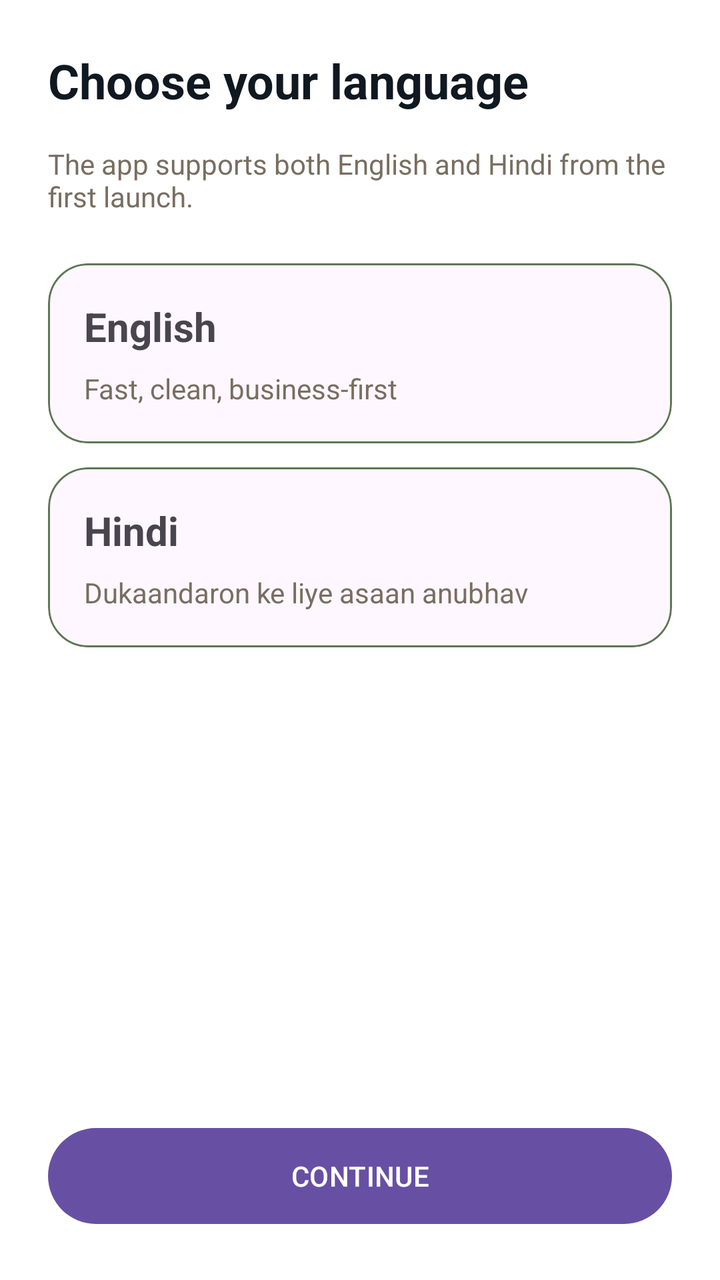
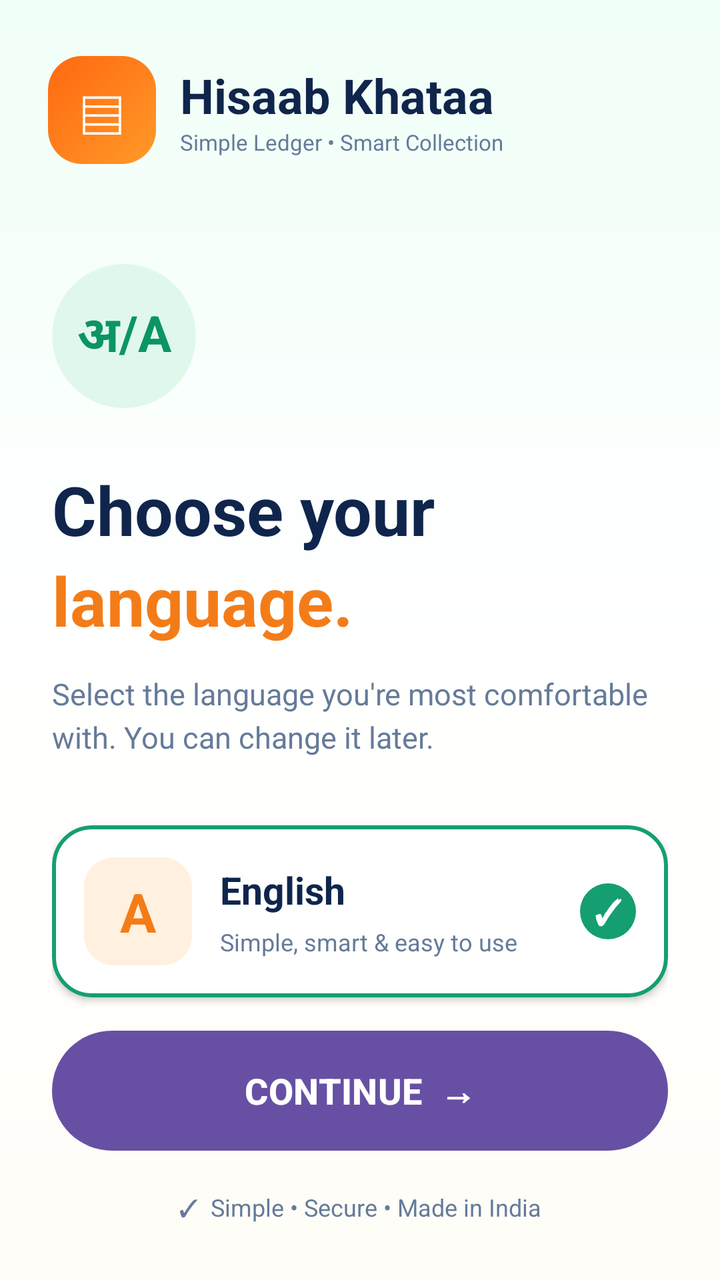

Screens rendered from an Android XML layout before and after an edit, with the pre-edit source and the edit as a unified diff.
<!-- AndroidManifest.xml: application theme Theme.HisaabKhataa -->
<!-- res/layout/fragment_language.xml -->
<?xml version="1.0" encoding="utf-8"?>
<androidx.constraintlayout.widget.ConstraintLayout xmlns:android="http://schemas.android.com/apk/res/android"
    xmlns:app="http://schemas.android.com/apk/res-auto"
    android:layout_width="match_parent"
    android:layout_height="match_parent"
    android:padding="24dp">

    <LinearLayout
        android:layout_width="match_parent"
        android:layout_height="0dp"
        android:orientation="vertical"
        app:layout_constraintBottom_toTopOf="@id/btn_continue"
        app:layout_constraintTop_toTopOf="parent">

        <TextView
            android:id="@+id/title"
            android:layout_width="wrap_content"
            android:layout_height="wrap_content"
            android:text="Choose your language"
            android:textColor="@color/ink"
            android:textSize="24sp"
            android:textStyle="bold" />

        <TextView
            android:id="@+id/subtitle"
            android:layout_width="wrap_content"
            android:layout_height="wrap_content"
            android:layout_marginTop="16dp"
            android:text="The app supports both English and Hindi from the first launch."
            android:textColor="@color/muted" />

        <com.google.android.material.card.MaterialCardView
            android:id="@+id/card_english"
            android:layout_width="match_parent"
            android:layout_height="wrap_content"
            android:layout_marginTop="24dp"
            app:cardCornerRadius="20dp"
            app:strokeWidth="1dp"
            app:strokeColor="@color/moss">

            <LinearLayout
                android:layout_width="match_parent"
                android:layout_height="wrap_content"
                android:orientation="vertical"
                android:padding="18dp">

                <TextView
                    android:layout_width="wrap_content"
                    android:layout_height="wrap_content"
                    android:text="English"
                    android:textSize="20sp"
                    android:textStyle="bold" />

                <TextView
                    android:layout_width="wrap_content"
                    android:layout_height="wrap_content"
                    android:layout_marginTop="8dp"
                    android:text="Fast, clean, business-first"
                    android:textColor="@color/muted" />
            </LinearLayout>
        </com.google.android.material.card.MaterialCardView>

        <com.google.android.material.card.MaterialCardView
            android:id="@+id/card_hindi"
            android:layout_width="match_parent"
            android:layout_height="wrap_content"
            android:layout_marginTop="12dp"
            app:cardCornerRadius="20dp"
            app:strokeWidth="1dp"
            app:strokeColor="@color/moss">

            <LinearLayout
                android:layout_width="match_parent"
                android:layout_height="wrap_content"
                android:orientation="vertical"
                android:padding="18dp">

                <TextView
                    android:layout_width="wrap_content"
                    android:layout_height="wrap_content"
                    android:text="Hindi"
                    android:textSize="20sp"
                    android:textStyle="bold" />

                <TextView
                    android:layout_width="wrap_content"
                    android:layout_height="wrap_content"
                    android:layout_marginTop="8dp"
                    android:text="Dukaandaron ke liye asaan anubhav"
                    android:textColor="@color/muted" />
            </LinearLayout>
        </com.google.android.material.card.MaterialCardView>

    </LinearLayout>

    <Button
        android:id="@+id/btn_continue"
        android:layout_width="match_parent"
        android:layout_height="56dp"
        android:text="CONTINUE"
        app:layout_constraintBottom_toBottomOf="parent" />

</androidx.constraintlayout.widget.ConstraintLayout>
<!-- resources referenced by this layout -->
<resources>
  <color name="ink">#101820</color>
  <color name="moss">#5D7754</color>
  <color name="muted">#786E61</color>
  <style name="Theme.HisaabKhataa" parent="Theme.Material3.DayNight.NoActionBar">
          <item name="android:statusBarColor">@android:color/transparent</item>
          <item name="android:navigationBarColor">@android:color/transparent</item>
          <item name="android:windowLightStatusBar">true</item>
          <item name="android:windowLightNavigationBar">true</item>
          <item name="android:windowBackground">@android:color/white</item>
      </style>
</resources>

<!-- the commit's change to res/layout/fragment_language.xml (unified diff, before → after) -->
@@ -1,103 +1,296 @@
 <?xml version="1.0" encoding="utf-8"?>
-<androidx.constraintlayout.widget.ConstraintLayout xmlns:android="http://schemas.android.com/apk/res/android"
+<androidx.constraintlayout.widget.ConstraintLayout
+    xmlns:android="http://schemas.android.com/apk/res/android"
     xmlns:app="http://schemas.android.com/apk/res-auto"
     android:layout_width="match_parent"
     android:layout_height="match_parent"
-    android:padding="24dp">
-
+    android:background="@drawable/bg_splash_light"
+    android:fitsSystemWindows="true">
+
+    
     <LinearLayout
-        android:layout_width="match_parent"
-        android:layout_height="0dp"
-        android:orientation="vertical"
-        app:layout_constraintBottom_toTopOf="@id/btn_continue"
-        app:layout_constraintTop_toTopOf="parent">
+        android:id="@+id/header"
+        android:layout_width="0dp"
+        android:layout_height="wrap_content"
+        android:layout_marginTop="28dp"
+        android:paddingHorizontal="24dp"
+        android:orientation="horizontal"
+        android:gravity="center_vertical"
+        app:layout_constraintTop_toTopOf="parent"
+        app:layout_constraintStart_toStartOf="parent"
+        app:layout_constraintEnd_toEndOf="parent">
 
         <TextView
-            android:id="@+id/title"
+            android:layout_width="54dp"
+            android:layout_height="54dp"
+            android:background="@drawable/bg_logo_orange"
+            android:gravity="center"
+            android:text="▤"
+            android:textColor="#FFFFFF"
+            android:textSize="32sp" />
+
+        <LinearLayout
             android:layout_width="wrap_content"
             android:layout_height="wrap_content"
-            android:text="Choose your language"
-            android:textColor="@color/ink"
-            android:textSize="24sp"
-            android:textStyle="bold" />
+            android:layout_marginStart="12dp"
+            android:orientation="vertical">
+
+            <TextView
+                android:layout_width="wrap_content"
+                android:layout_height="wrap_content"
+                android:text="Hisaab Khataa"
+                android:textColor="#10254C"
+                android:textSize="24sp"
+                android:textStyle="bold" />
+
+            <TextView
+                android:layout_width="wrap_content"
+                android:layout_height="wrap_content"
+                android:text="Simple Ledger • Smart Collection"
+                android:textColor="#657B99"
+                android:textSize="11sp" />
+
+        </LinearLayout>
+    </LinearLayout>
+
+    
+    <ScrollView
+        android:id="@+id/content_scroll"
+        android:layout_width="0dp"
+        android:layout_height="0dp"
+        android:fillViewport="true"
+        android:scrollbars="none"
+        app:layout_constraintTop_toBottomOf="@id/header"
+        app:layout_constraintBottom_toTopOf="@id/bottom_section"
+        app:layout_constraintStart_toStartOf="parent"
+        app:layout_constraintEnd_toEndOf="parent">
+
+        <LinearLayout
+            android:layout_width="match_parent"
+            android:layout_height="wrap_content"
+            android:paddingHorizontal="26dp"
+            android:paddingTop="50dp"
+            android:paddingBottom="28dp"
+            android:orientation="vertical">
+
+            
+            <TextView
+                android:layout_width="72dp"
+                android:layout_height="72dp"
+                android:background="@drawable/bg_mint_circle"
+                android:gravity="center"
+                android:text="अ/A"
+                android:textColor="#0B9466"
+                android:textSize="25sp"
+                android:textStyle="bold" />
+
+            
+            <TextView
+                android:id="@+id/title"
+                android:layout_width="match_parent"
+                android:layout_height="wrap_content"
+                android:layout_marginTop="28dp"
+                android:text="Choose your"
+                android:textColor="#10254C"
+                android:textSize="34sp"
+                android:textStyle="bold" />
+
+            
+            <TextView
+                android:layout_width="match_parent"
+                android:layout_height="wrap_content"
+                android:text="language."
+                android:textColor="#F47C18"
+                android:textSize="34sp"
+                android:textStyle="bold" />
+
+            <TextView
+                android:id="@+id/subtitle"
+                android:layout_width="match_parent"
+                android:layout_height="wrap_content"
+                android:layout_marginTop="14dp"
+                android:text="Select the language you're most comfortable with. You can change it later."
+                android:textColor="#657B99"
+                android:textSize="15sp"
+                android:lineSpacingExtra="4dp" />
+
+            
+            <com.google.android.material.card.MaterialCardView
+                android:id="@+id/card_english"
+                android:layout_width="match_parent"
+                android:layout_height="wrap_content"
+                android:layout_marginTop="34dp"
+                android:clickable="true"
+                android:focusable="true"
+                app:cardBackgroundColor="#FFFFFF"
+                app:cardCornerRadius="20dp"
+                app:cardElevation="2dp"
+                app:strokeColor="#159E72"
+                app:strokeWidth="2dp">
+
+                <LinearLayout
+                    android:layout_width="match_parent"
+                    android:layout_height="wrap_content"
+                    android:padding="16dp"
+                    android:orientation="horizontal"
+                    android:gravity="center_vertical">
+
+                    <TextView
+                        android:layout_width="54dp"
+                        android:layout_height="54dp"
+                        android:background="@drawable/bg_language_orange"
+                        android:gravity="center"
+                        android:text="A"
+                        android:textColor="#F47C18"
+                        android:textSize="27sp"
+                        android:textStyle="bold" />
+
+                    <LinearLayout
+                        android:layout_width="0dp"
+                        android:layout_height="wrap_content"
+                        android:layout_weight="1"
+                        android:layout_marginStart="14dp"
+                        android:orientation="vertical">
+
+                        <TextView
+                            android:layout_width="wrap_content"
+                            android:layout_height="wrap_content"
+                            android:text="English"
+                            android:textColor="#10254C"
+                            android:textSize="19sp"
+                            android:textStyle="bold" />
+
+                        <TextView
+                            android:layout_width="wrap_content"
+                            android:layout_height="wrap_content"
+                            android:layout_marginTop="5dp"
+                            android:text="Simple, smart &amp; easy to use"
+                            android:textColor="#657B99"
+                            android:textSize="12sp" />
+
+                    </LinearLayout>
+
+                    <TextView
+                        android:id="@+id/check_english"
+                        android:layout_width="28dp"
+                        android:layout_height="28dp"
+                        android:background="@drawable/bg_check_selected"
+                        android:gravity="center"
+                        android:text="✓"
+                        android:textColor="#FFFFFF"
+                        android:textSize="17sp"
+                        android:textStyle="bold" />
+
+                </LinearLayout>
+            </com.google.android.material.card.MaterialCardView>
+
+            
+            <com.google.android.material.card.MaterialCardView
+                android:id="@+id/card_hindi"
+                android:layout_width="match_parent"
+                android:layout_height="wrap_content"
+                android:layout_marginTop="15dp"
+                android:clickable="true"
+                android:focusable="true"
+                app:cardBackgroundColor="#FFFFFF"
+                app:cardCornerRadius="20dp"
+                app:cardElevation="2dp"
+                app:strokeColor="#E8EBED"
+                app:strokeWidth="1dp">
+
+                <LinearLayout
+                    android:layout_width="match_parent"
+                    android:layout_height="wrap_content"
+                    android:padding="16dp"
+                    android:orientation="horizontal"
+                    android:gravity="center_vertical">
+
+                    <TextView
+                        android:layout_width="54dp"
+                        android:layout_height="54dp"
+                        android:background="@drawable/bg_mint_circle"
+                        android:gravity="center"
+                        android:text="अ"
+                        android:textColor="#118B62"
+                        android:textSize="27sp"
+                        android:textStyle="bold" />
+
+                    <LinearLayout
+                        android:layout_width="0dp"
+                        android:layout_height="wrap_content"
+                        android:layout_weight="1"
+                        android:layout_marginStart="14dp"
+                        android:orientation="vertical">
+
+                        <TextView
+                            android:layout_width="wrap_content"
+                            android:layout_height="wrap_content"
+                            android:text="हिन्दी"
+                            android:textColor="#10254C"
+                            android:textSize="19sp"
+                            android:textStyle="bold" />
+
+                        <TextView
+                            android:layout_width="wrap_content"
+                            android:layout_height="wrap_content"
+                            android:layout_marginTop="5dp"
+                            android:text="अब हिसाब रखना और भी आसान"
+                            android:textColor="#657B99"
+                            android:textSize="12sp" />
+
+                    </LinearLayout>
+
+                    <TextView
+                        android:id="@+id/check_hindi"
+                        android:layout_width="28dp"
+                        android:layout_height="28dp"
+                        android:background="@drawable/bg_check_unselected"
+                        android:gravity="center"
+                        android:text=""
+                        android:textColor="#FFFFFF"
+                        android:textSize="17sp"
+                        android:textStyle="bold" />
+
+                </LinearLayout>
+            </com.google.android.material.card.MaterialCardView>
+
+        </LinearLayout>
+    </ScrollView>
+
+    
+    <LinearLayout
+        android:id="@+id/bottom_section"
+        android:layout_width="0dp"
+        android:layout_height="wrap_content"
+        android:paddingHorizontal="26dp"
+        android:paddingTop="12dp"
+        android:paddingBottom="28dp"
+        android:orientation="vertical"
+        android:gravity="center"
+        app:layout_constraintBottom_toBottomOf="parent"
+        app:layout_constraintStart_toStartOf="parent"
+        app:layout_constraintEnd_toEndOf="parent">
+
+        <Button
+            android:id="@+id/btn_continue"
+            android:layout_width="match_parent"
+            android:layout_height="60dp"
+            android:background="@drawable/bg_button_orange"
+            android:backgroundTint="@null"
+            android:text="CONTINUE  →"
+            android:textColor="#FFFFFF"
+            android:textSize="18sp"
+            android:textStyle="bold"
+            android:stateListAnimator="@null" />
 
         <TextView
-            android:id="@+id/subtitle"
             android:layout_width="wrap_content"
             android:layout_height="wrap_content"
-            android:layout_marginTop="16dp"
-            android:text="The app supports both English and Hindi from the first launch."
-            android:textColor="@color/muted" />
-
-        <com.google.android.material.card.MaterialCardView
-            android:id="@+id/card_english"
-            android:layout_width="match_parent"
-            android:layout_height="wrap_content"
-            android:layout_marginTop="24dp"
-            app:cardCornerRadius="20dp"
-            app:strokeWidth="1dp"
-            app:strokeColor="@color/moss">
-
-            <LinearLayout
-                android:layout_width="match_parent"
-                android:layout_height="wrap_content"
-                android:orientation="vertical"
-                android:padding="18dp">
-
-                <TextView
-                    android:layout_width="wrap_content"
-                    android:layout_height="wrap_content"
-                    android:text="English"
-                    android:textSize="20sp"
-                    android:textStyle="bold" />
-
-                <TextView
-                    android:layout_width="wrap_content"
-                    android:layout_height="wrap_content"
-                    android:layout_marginTop="8dp"
-                    android:text="Fast, clean, business-first"
-                    android:textColor="@color/muted" />
-            </LinearLayout>
-        </com.google.android.material.card.MaterialCardView>
-
-        <com.google.android.material.card.MaterialCardView
-            android:id="@+id/card_hindi"
-            android:layout_width="match_parent"
-            android:layout_height="wrap_content"
-            android:layout_marginTop="12dp"
-            app:cardCornerRadius="20dp"
-            app:strokeWidth="1dp"
-            app:strokeColor="@color/moss">
-
-            <LinearLayout
-                android:layout_width="match_parent"
-                android:layout_height="wrap_content"
-                android:orientation="vertical"
-                android:padding="18dp">
-
-                <TextView
-                    android:layout_width="wrap_content"
-                    android:layout_height="wrap_content"
-                    android:text="Hindi"
-                    android:textSize="20sp"
-                    android:textStyle="bold" />
-
-                <TextView
-                    android:layout_width="wrap_content"
-                    android:layout_height="wrap_content"
-                    android:layout_marginTop="8dp"
-                    android:text="Dukaandaron ke liye asaan anubhav"
-                    android:textColor="@color/muted" />
-            </LinearLayout>
-        </com.google.android.material.card.MaterialCardView>
+            android:layout_marginTop="20dp"
+            android:text="✓  Simple • Secure • Made in India"
+            android:textColor="#657B99"
+            android:textSize="12sp" />
 
     </LinearLayout>
 
-    <Button
-        android:id="@+id/btn_continue"
-        android:layout_width="match_parent"
-        android:layout_height="56dp"
-        android:text="CONTINUE"
-        app:layout_constraintBottom_toBottomOf="parent" />
-
 </androidx.constraintlayout.widget.ConstraintLayout>
<!-- resource entries referenced after the edit -->
@@ -1,8 +1,59 @@
 <!-- resources referenced by this layout -->
 <resources>
-  <color name="ink">#101820</color>
-  <color name="moss">#5D7754</color>
-  <color name="muted">#786E61</color>
+  <!-- drawable bg_button_orange (drawable) -->
+  <?xml version="1.0" encoding="utf-8"?>
+  <shape xmlns:android="http://schemas.android.com/apk/res/android">
+      <gradient
+          android:angle="0"
+          android:startColor="#FF7417"
+          android:endColor="#FF9D2E"/>
+      <corners android:radius="40dp"/>
+  </shape>
+  <!-- drawable bg_check_selected (drawable) -->
+  <?xml version="1.0" encoding="utf-8"?>
+  <shape xmlns:android="http://schemas.android.com/apk/res/android">
+      <solid android:color="#159E72"/>
+      <corners android:radius="50dp"/>
+  </shape>
+  <!-- drawable bg_check_unselected (drawable) -->
+  <?xml version="1.0" encoding="utf-8"?>
+  <shape xmlns:android="http://schemas.android.com/apk/res/android">
+      <solid android:color="#FFFFFF"/>
+      <stroke
+          android:width="2dp"
+          android:color="#CCD6DD"/>
+      <corners android:radius="50dp"/>
+  </shape>
+  <!-- drawable bg_language_orange (drawable) -->
+  <?xml version="1.0" encoding="utf-8"?>
+  <shape xmlns:android="http://schemas.android.com/apk/res/android">
+      <solid android:color="#FFF0DF"/>
+      <corners android:radius="15dp"/>
+  </shape>
+  <!-- drawable bg_logo_orange (drawable) -->
+  <?xml version="1.0" encoding="utf-8"?>
+  <shape xmlns:android="http://schemas.android.com/apk/res/android">
+      <gradient
+          android:angle="135"
+          android:startColor="#FF9A28"
+          android:endColor="#FF6810"/>
+      <corners android:radius="17dp"/>
+  </shape>
+  <!-- drawable bg_mint_circle (drawable) -->
+  <?xml version="1.0" encoding="utf-8"?>
+  <shape xmlns:android="http://schemas.android.com/apk/res/android">
+      <solid android:color="#E0F8EC"/>
+      <corners android:radius="200dp"/>
+  </shape>
+  <!-- drawable bg_splash_light (drawable) -->
+  <?xml version="1.0" encoding="utf-8"?>
+  <shape xmlns:android="http://schemas.android.com/apk/res/android">
+      <gradient
+          android:angle="90"
+          android:startColor="#FFFDF7"
+          android:centerColor="#FFFFFF"
+          android:endColor="#F0FFF7"/>
+  </shape>
   <style name="Theme.HisaabKhataa" parent="Theme.Material3.DayNight.NoActionBar">
           <item name="android:statusBarColor">@android:color/transparent</item>
           <item name="android:navigationBarColor">@android:color/transparent</item>
